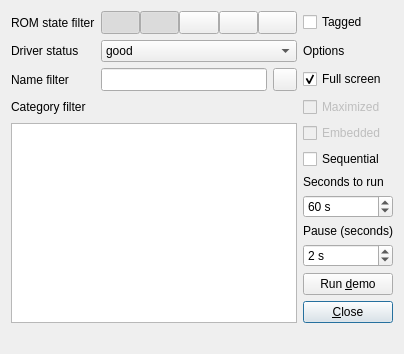
Qt form demomode.ui (qmc2/qmc2-mame-fe) before a commit.
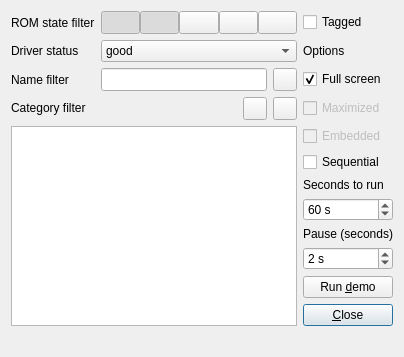
The same form after that commit. Icons and pictures are not drawn.

Commit message: imp: added tool-buttons to select/deselect all categories in the demo- and arcade-mode setup dialogs

The edit to the form file:
```diff
--- a/demomode.ui
+++ b/demomode.ui
@@ -14,99 +14,30 @@
    <string>Demo mode</string>
   </property>
   <layout class="QGridLayout" name="gridLayout">
-   <item row="2" column="3" colspan="2">
-    <widget class="QCheckBox" name="checkBoxFullScreen">
-     <property name="toolTip">
-      <string>Start emulators in full screen mode (otherwise use windowed mode)</string>
-     </property>
-     <property name="text">
-      <string>Full screen</string>
-     </property>
-     <property name="checked">
-      <bool>true</bool>
-     </property>
-    </widget>
-   </item>
-   <item row="3" column="3" colspan="2">
-    <widget class="QCheckBox" name="checkBoxMaximized">
-     <property name="enabled">
-      <bool>false</bool>
-     </property>
-     <property name="toolTip">
-      <string>Maximize emulators when in windowed mode</string>
-     </property>
-     <property name="text">
-      <string>Maximized</string>
-     </property>
-    </widget>
-   </item>
-   <item row="2" column="1">
-    <widget class="QLineEdit" name="lineEditNameFilter">
+   <item row="3" column="0">
+    <widget class="QLabel" name="labelCategoryFilter">
      <property name="sizePolicy">
-      <sizepolicy hsizetype="Expanding" vsizetype="Minimum">
+      <sizepolicy hsizetype="Preferred" vsizetype="Fixed">
        <horstretch>0</horstretch>
        <verstretch>0</verstretch>
       </sizepolicy>
      </property>
-     <property name="toolTip">
-      <string>Specify a name (ID) filter-expression (Qt regular-expression syntax!) -- leave empty to not filter by name</string>
-     </property>
-    </widget>
-   </item>
-   <item row="4" column="0" rowspan="15" colspan="3">
-    <widget class="QListWidget" name="listWidgetCategoryFilter">
-     <property name="sizePolicy">
-      <sizepolicy hsizetype="Expanding" vsizetype="Expanding">
-       <horstretch>0</horstretch>
-       <verstretch>0</verstretch>
-      </sizepolicy>
-     </property>
-     <property name="toolTip">
-      <string>Select / deselect the categories you want to include / exclude</string>
-     </property>
-    </widget>
-   </item>
-   <item row="19" column="0" colspan="5">
-    <widget class="QLabel" name="labelDemoStatus">
-     <property name="alignment">
-      <set>Qt::AlignCenter</set>
-     </property>
-     <property name="wordWrap">
-      <bool>true</bool>
-     </property>
-    </widget>
-   </item>
-   <item row="0" column="3" colspan="2">
-    <widget class="QCheckBox" name="checkBoxTagged">
-     <property name="toolTip">
-      <string>Use only tagged games</string>
-     </property>
      <property name="text">
-      <string>Tagged</string>
+      <string>Category filter</string>
      </property>
     </widget>
    </item>
-   <item row="4" column="3" colspan="2">
-    <widget class="QCheckBox" name="checkBoxEmbedded">
-     <property name="enabled">
-      <bool>false</bool>
-     </property>
+   <item row="5" column="4" colspan="2">
+    <widget class="QCheckBox" name="checkBoxSequential">
      <property name="toolTip">
-      <string>Embed windowed emulators</string>
+      <string>Launch sets sequentially rather than randomly</string>
      </property>
      <property name="text">
-      <string>Embedded</string>
+      <string>Sequential</string>
      </property>
     </widget>
    </item>
-   <item row="2" column="0">
-    <widget class="QLabel" name="labelNameFilter">
-     <property name="text">
-      <string>Name filter</string>
-     </property>
-    </widget>
-   </item>
-   <item row="17" column="3" rowspan="2" colspan="2">
+   <item row="17" column="4" rowspan="2" colspan="2">
     <widget class="QPushButton" name="pushButtonClose">
      <property name="sizePolicy">
       <sizepolicy hsizetype="Minimum" vsizetype="MinimumExpanding">
@@ -122,73 +53,7 @@
      </property>
     </widget>
    </item>
-   <item row="1" column="0">
-    <widget class="QLabel" name="labelDriverStatus">
-     <property name="text">
-      <string>Driver status</string>
-     </property>
-    </widget>
-   </item>
-   <item row="3" column="0" colspan="3">
-    <widget class="QLabel" name="labelCategoryFilter">
-     <property name="sizePolicy">
-      <sizepolicy hsizetype="Preferred" vsizetype="Fixed">
-       <horstretch>0</horstretch>
-       <verstretch>0</verstretch>
-      </sizepolicy>
-     </property>
-     <property name="text">
-      <string>Category filter</string>
-     </property>
-    </widget>
-   </item>
-   <item row="7" column="3" colspan="2">
-    <widget class="QSpinBox" name="spinBoxSecondsToRun">
-     <property name="toolTip">
-      <string>Number of seconds to run an emulator in demo mode</string>
-     </property>
-     <property name="suffix">
-      <string> s</string>
-     </property>
-     <property name="maximum">
-      <number>999999</number>
-     </property>
-     <property name="value">
-      <number>60</number>
-     </property>
-    </widget>
-   </item>
-   <item row="2" column="2">
-    <widget class="QToolButton" name="toolButtonClearNameFilter">
-     <property name="sizePolicy">
-      <sizepolicy hsizetype="Fixed" vsizetype="Minimum">
-       <horstretch>0</horstretch>
-       <verstretch>0</verstretch>
-      </sizepolicy>
-     </property>
-     <property name="toolTip">
-      <string>Clear name filter</string>
-     </property>
-     <property name="icon">
-      <iconset resource="qmc2.qrc">
-       <normaloff>:/data/img/broom.png</normaloff>:/data/img/broom.png</iconset>
-     </property>
-    </widget>
-   </item>
-   <item row="6" column="3" colspan="2">
-    <widget class="QLabel" name="labelSecondsToRun">
-     <property name="sizePolicy">
-      <sizepolicy hsizetype="Preferred" vsizetype="Fixed">
-       <horstretch>0</horstretch>
-       <verstretch>0</verstretch>
-      </sizepolicy>
-     </property>
-     <property name="text">
-      <string>Seconds to run</string>
-     </property>
-    </widget>
-   </item>
-   <item row="1" column="1" colspan="2">
+   <item row="1" column="1" colspan="3">
     <widget class="QComboBox" name="comboBoxDriverStatus">
      <property name="toolTip">
       <string>Choose the driver maturity states for sets to be included in the demo</string>
@@ -210,6 +75,32 @@
      </item>
     </widget>
    </item>
+   <item row="9" column="4" colspan="2">
+    <widget class="QSpinBox" name="spinBoxPauseSeconds">
+     <property name="toolTip">
+      <string>Number of seconds to pause between emulator runs</string>
+     </property>
+     <property name="suffix">
+      <string> s</string>
+     </property>
+     <property name="minimum">
+      <number>1</number>
+     </property>
+     <property name="maximum">
+      <number>9999</number>
+     </property>
+     <property name="value">
+      <number>2</number>
+     </property>
+    </widget>
+   </item>
+   <item row="2" column="0">
+    <widget class="QLabel" name="labelNameFilter">
+     <property name="text">
+      <string>Name filter</string>
+     </property>
+    </widget>
+   </item>
    <item row="0" column="0">
     <widget class="QLabel" name="labelROMStatesToSelect">
      <property name="sizePolicy">
@@ -223,17 +114,17 @@
      </property>
     </widget>
    </item>
-   <item row="5" column="3" colspan="2">
-    <widget class="QCheckBox" name="checkBoxSequential">
-     <property name="toolTip">
-      <string>Launch sets sequentially rather than randomly</string>
+   <item row="19" column="0" colspan="6">
+    <widget class="QLabel" name="labelDemoStatus">
+     <property name="alignment">
+      <set>Qt::AlignCenter</set>
      </property>
-     <property name="text">
-      <string>Sequential</string>
+     <property name="wordWrap">
+      <bool>true</bool>
      </property>
     </widget>
    </item>
-   <item row="0" column="1" colspan="2">
+   <item row="0" column="1" colspan="3">
     <layout class="QHBoxLayout" name="horizontalLayout">
      <property name="spacing">
       <number>0</number>
@@ -346,52 +237,14 @@
      </item>
     </layout>
    </item>
-   <item row="9" column="3" colspan="2">
-    <widget class="QSpinBox" name="spinBoxPauseSeconds">
-     <property name="toolTip">
-      <string>Number of seconds to pause between emulator runs</string>
-     </property>
-     <property name="suffix">
-      <string> s</string>
-     </property>
-     <property name="minimum">
-      <number>1</number>
-     </property>
-     <property name="maximum">
-      <number>9999</number>
-     </property>
-     <property name="value">
-      <number>2</number>
-     </property>
-    </widget>
-   </item>
-   <item row="8" column="3" colspan="2">
-    <widget class="QLabel" name="labelPause">
-     <property name="sizePolicy">
-      <sizepolicy hsizetype="Preferred" vsizetype="Fixed">
-       <horstretch>0</horstretch>
-       <verstretch>0</verstretch>
-      </sizepolicy>
-     </property>
+   <item row="1" column="0">
+    <widget class="QLabel" name="labelDriverStatus">
      <property name="text">
-      <string>Pause (seconds)</string>
+      <string>Driver status</string>
      </property>
     </widget>
    </item>
-   <item row="1" column="3" colspan="2">
-    <widget class="QLabel" name="labelOptions">
-     <property name="sizePolicy">
-      <sizepolicy hsizetype="Preferred" vsizetype="Fixed">
-       <horstretch>0</horstretch>
-       <verstretch>0</verstretch>
-      </sizepolicy>
-     </property>
-     <property name="text">
-      <string>Options</string>
-     </property>
-    </widget>
-   </item>
-   <item row="10" column="3" rowspan="7" colspan="2">
+   <item row="10" column="4" rowspan="7" colspan="2">
     <widget class="QPushButton" name="pushButtonRunDemo">
      <property name="sizePolicy">
       <sizepolicy hsizetype="Minimum" vsizetype="Expanding">
@@ -407,6 +260,175 @@
      </property>
     </widget>
    </item>
+   <item row="2" column="3">
+    <widget class="QToolButton" name="toolButtonClearNameFilter">
+     <property name="sizePolicy">
+      <sizepolicy hsizetype="Fixed" vsizetype="Minimum">
+       <horstretch>0</horstretch>
+       <verstretch>0</verstretch>
+      </sizepolicy>
+     </property>
+     <property name="toolTip">
+      <string>Clear name filter</string>
+     </property>
+     <property name="icon">
+      <iconset resource="qmc2.qrc">
+       <normaloff>:/data/img/broom.png</normaloff>:/data/img/broom.png</iconset>
+     </property>
+    </widget>
+   </item>
+   <item row="1" column="4" colspan="2">
+    <widget class="QLabel" name="labelOptions">
+     <property name="sizePolicy">
+      <sizepolicy hsizetype="Preferred" vsizetype="Fixed">
+       <horstretch>0</horstretch>
+       <verstretch>0</verstretch>
+      </sizepolicy>
+     </property>
+     <property name="text">
+      <string>Options</string>
+     </property>
+    </widget>
+   </item>
+   <item row="2" column="4" colspan="2">
+    <widget class="QCheckBox" name="checkBoxFullScreen">
+     <property name="toolTip">
+      <string>Start emulators in full screen mode (otherwise use windowed mode)</string>
+     </property>
+     <property name="text">
+      <string>Full screen</string>
+     </property>
+     <property name="checked">
+      <bool>true</bool>
+     </property>
+    </widget>
+   </item>
+   <item row="0" column="4" colspan="2">
+    <widget class="QCheckBox" name="checkBoxTagged">
+     <property name="toolTip">
+      <string>Use only tagged games</string>
+     </property>
+     <property name="text">
+      <string>Tagged</string>
+     </property>
+    </widget>
+   </item>
+   <item row="7" column="4" colspan="2">
+    <widget class="QSpinBox" name="spinBoxSecondsToRun">
+     <property name="toolTip">
+      <string>Number of seconds to run an emulator in demo mode</string>
+     </property>
+     <property name="suffix">
+      <string> s</string>
+     </property>
+     <property name="maximum">
+      <number>999999</number>
+     </property>
+     <property name="value">
+      <number>60</number>
+     </property>
+    </widget>
+   </item>
+   <item row="6" column="4" colspan="2">
+    <widget class="QLabel" name="labelSecondsToRun">
+     <property name="sizePolicy">
+      <sizepolicy hsizetype="Preferred" vsizetype="Fixed">
+       <horstretch>0</horstretch>
+       <verstretch>0</verstretch>
+      </sizepolicy>
+     </property>
+     <property name="text">
+      <string>Seconds to run</string>
+     </property>
+    </widget>
+   </item>
+   <item row="4" column="4" colspan="2">
+    <widget class="QCheckBox" name="checkBoxEmbedded">
+     <property name="enabled">
+      <bool>false</bool>
+     </property>
+     <property name="toolTip">
+      <string>Embed windowed emulators</string>
+     </property>
+     <property name="text">
+      <string>Embedded</string>
+     </property>
+    </widget>
+   </item>
+   <item row="8" column="4" colspan="2">
+    <widget class="QLabel" name="labelPause">
+     <property name="sizePolicy">
+      <sizepolicy hsizetype="Preferred" vsizetype="Fixed">
+       <horstretch>0</horstretch>
+       <verstretch>0</verstretch>
+      </sizepolicy>
+     </property>
+     <property name="text">
+      <string>Pause (seconds)</string>
+     </property>
+    </widget>
+   </item>
+   <item row="3" column="4" colspan="2">
+    <widget class="QCheckBox" name="checkBoxMaximized">
+     <property name="enabled">
+      <bool>false</bool>
+     </property>
+     <property name="toolTip">
+      <string>Maximize emulators when in windowed mode</string>
+     </property>
+     <property name="text">
+      <string>Maximized</string>
+     </property>
+    </widget>
+   </item>
+   <item row="4" column="0" rowspan="15" colspan="4">
+    <widget class="QListWidget" name="listWidgetCategoryFilter">
+     <property name="sizePolicy">
+      <sizepolicy hsizetype="Expanding" vsizetype="Expanding">
+       <horstretch>0</horstretch>
+       <verstretch>0</verstretch>
+      </sizepolicy>
+     </property>
+     <property name="toolTip">
+      <string>Select / deselect the categories you want to include / exclude</string>
+     </property>
+    </widget>
+   </item>
+   <item row="3" column="3">
+    <widget class="QToolButton" name="toolButtonDeselectAll">
+     <property name="toolTip">
+      <string>Deselect all categories</string>
+     </property>
+     <property name="icon">
+      <iconset resource="qmc2.qrc">
+       <normaloff>:/data/img/minus_all.png</normaloff>:/data/img/minus_all.png</iconset>
+     </property>
+    </widget>
+   </item>
+   <item row="3" column="2">
+    <widget class="QToolButton" name="toolButtonSelectAll">
+     <property name="toolTip">
+      <string>Select all categories</string>
+     </property>
+     <property name="icon">
+      <iconset resource="qmc2.qrc">
+       <normaloff>:/data/img/plus_all.png</normaloff>:/data/img/plus_all.png</iconset>
+     </property>
+    </widget>
+   </item>
+   <item row="2" column="1" colspan="2">
+    <widget class="QLineEdit" name="lineEditNameFilter">
+     <property name="sizePolicy">
+      <sizepolicy hsizetype="Expanding" vsizetype="Minimum">
+       <horstretch>0</horstretch>
+       <verstretch>0</verstretch>
+      </sizepolicy>
+     </property>
+     <property name="toolTip">
+      <string>Specify a name (ID) filter-expression (Qt regular-expression syntax!) -- leave empty to not filter by name</string>
+     </property>
+    </widget>
+   </item>
   </layout>
  </widget>
  <tabstops>
```
Left out of the diff: 15 changed lines with no effect on the pictures. The commit also changes 31 other files.
